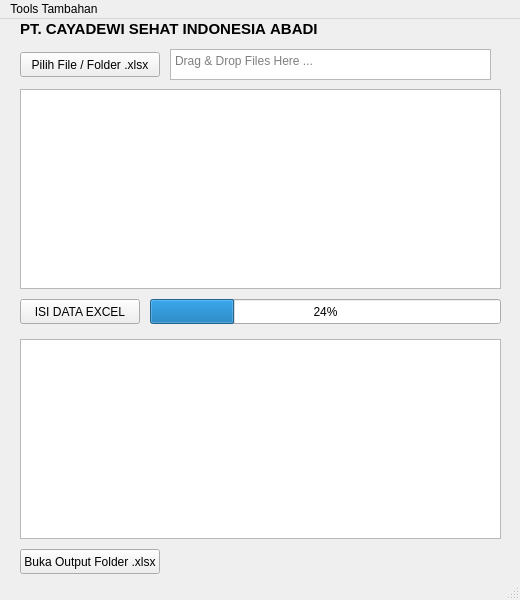
Before: the Qt Designer form UI/ui_main_app.ui in NubiOmega/Saving-Your-Quality-Time, drawn with Qt 5.
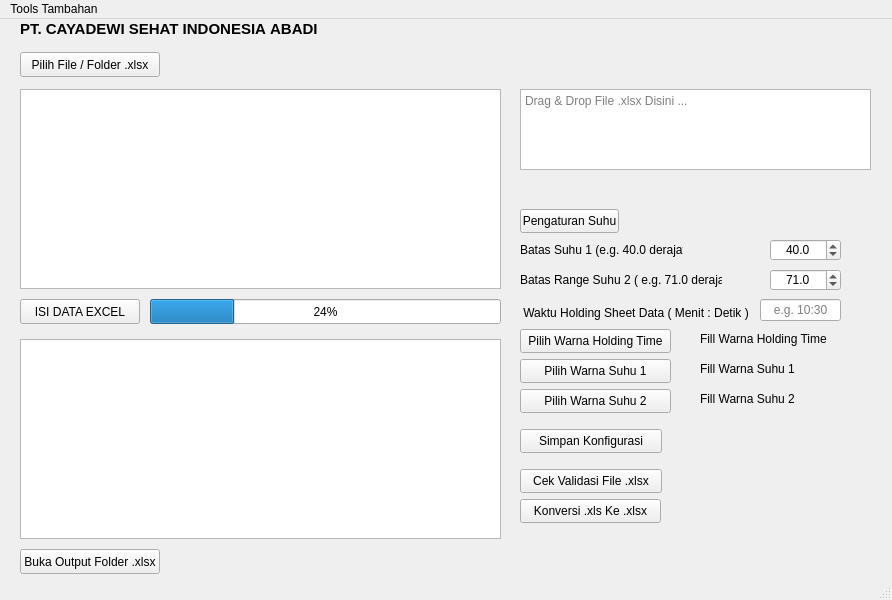
After: the same form once the commit is applied.

Commit message: Custom Config pengaturan_app Fill Color Menyimpan Warna dalam Format Hex: Pada simpan_pengaturan_conf, warna FillHoldingTime_label diambil dalam format hexadecimal dan disimpan dalam file konfigurasi. Baca Warna dari Konfigurasi: Pada baca_pengaturan_conf, warna FillHoldingTime dibaca dari file konfigurasi dalam format hexadecimal dan diterapkan ke FillHoldingTime_label. Memilih Warna: Fungsi pilih_warna_holding_time menggunakan QColorDialog untuk memilih warna dan mengatur warna yang dipilih ke FillHoldingTime_label

```diff
--- a/UI/ui_main_app.ui
+++ b/UI/ui_main_app.ui
@@ -6,28 +6,10 @@
    <rect>
     <x>0</x>
     <y>0</y>
-    <width>520</width>
+    <width>892</width>
     <height>600</height>
    </rect>
   </property>
-  <property name="sizePolicy">
-   <sizepolicy hsizetype="Fixed" vsizetype="Fixed">
-    <horstretch>0</horstretch>
-    <verstretch>0</verstretch>
-   </sizepolicy>
-  </property>
-  <property name="minimumSize">
-   <size>
-    <width>520</width>
-    <height>600</height>
-   </size>
-  </property>
-  <property name="maximumSize">
-   <size>
-    <width>520</width>
-    <height>600</height>
-   </size>
-  </property>
   <property name="windowTitle">
    <string>Saving Your Quality Time</string>
   </property>
@@ -126,14 +108,237 @@
    <widget class="QTextEdit" name="textEditDragDropFiles">
     <property name="geometry">
      <rect>
-      <x>170</x>
-      <y>30</y>
-      <width>321</width>
-      <height>31</height>
+      <x>520</x>
+      <y>70</y>
+      <width>351</width>
+      <height>81</height>
      </rect>
     </property>
     <property name="placeholderText">
-     <string>Drag &amp; Drop Files Here ...</string>
+     <string>Drag &amp; Drop File .xlsx Disini ...</string>
+    </property>
+   </widget>
+   <widget class="QPushButton" name="cekValidasiFile_btn">
+    <property name="geometry">
+     <rect>
+      <x>520</x>
+      <y>450</y>
+      <width>142</width>
+      <height>24</height>
+     </rect>
+    </property>
+    <property name="text">
+     <string>Cek Validasi File .xlsx</string>
+    </property>
+   </widget>
+   <widget class="QPushButton" name="konversiXLStoXLSX_btn">
+    <property name="geometry">
+     <rect>
+      <x>520</x>
+      <y>480</y>
+      <width>141</width>
+      <height>24</height>
+     </rect>
+    </property>
+    <property name="text">
+     <string>Konversi .xls Ke .xlsx</string>
+    </property>
+   </widget>
+   <widget class="QPushButton" name="simpanPengaturan_btn">
+    <property name="geometry">
+     <rect>
+      <x>520</x>
+      <y>410</y>
+      <width>142</width>
+      <height>24</height>
+     </rect>
+    </property>
+    <property name="text">
+     <string>Simpan Konfigurasi</string>
+    </property>
+   </widget>
+   <widget class="QPushButton" name="pengaturan_btn">
+    <property name="geometry">
+     <rect>
+      <x>520</x>
+      <y>190</y>
+      <width>99</width>
+      <height>24</height>
+     </rect>
+    </property>
+    <property name="text">
+     <string>Pengaturan Suhu</string>
+    </property>
+   </widget>
+   <widget class="QLabel" name="batasSuhu1Label">
+    <property name="geometry">
+     <rect>
+      <x>520</x>
+      <y>220</y>
+      <width>163</width>
+      <height>22</height>
+     </rect>
+    </property>
+    <property name="text">
+     <string>Batas Suhu 1 (e.g. 40.0 derajat )</string>
+    </property>
+   </widget>
+   <widget class="QDoubleSpinBox" name="batasSuhu1DoubleSpinBox">
+    <property name="geometry">
+     <rect>
+      <x>770</x>
+      <y>220</y>
+      <width>71</width>
+      <height>22</height>
+     </rect>
+    </property>
+    <property name="alignment">
+     <set>Qt::AlignCenter</set>
+    </property>
+    <property name="decimals">
+     <number>1</number>
+    </property>
+    <property name="value">
+     <double>40.000000000000000</double>
+    </property>
+   </widget>
+   <widget class="QLabel" name="batasRangeSuhu2EG710DerajatLabel">
+    <property name="geometry">
+     <rect>
+      <x>520</x>
+      <y>250</y>
+      <width>202</width>
+      <height>22</height>
+     </rect>
+    </property>
+    <property name="text">
+     <string>Batas Range Suhu 2 ( e.g. 71.0 derajat )</string>
+    </property>
+   </widget>
+   <widget class="QDoubleSpinBox" name="batasRangeSuhu2EG710DerajatDoubleSpinBox">
+    <property name="geometry">
+     <rect>
+      <x>770</x>
+      <y>250</y>
+      <width>71</width>
+      <height>22</height>
+     </rect>
+    </property>
+    <property name="alignment">
+     <set>Qt::AlignCenter</set>
+    </property>
+    <property name="decimals">
+     <number>1</number>
+    </property>
+    <property name="value">
+     <double>71.000000000000000</double>
+    </property>
+   </widget>
+   <widget class="QLabel" name="WaktuHoldingLabel">
+    <property name="geometry">
+     <rect>
+      <x>520</x>
+      <y>280</y>
+      <width>231</width>
+      <height>28</height>
+     </rect>
+    </property>
+    <property name="text">
+     <string> Waktu Holding Sheet Data ( Menit : Detik )</string>
+    </property>
+   </widget>
+   <widget class="QLineEdit" name="lineEdit">
+    <property name="geometry">
+     <rect>
+      <x>760</x>
+      <y>280</y>
+      <width>81</width>
+      <height>22</height>
+     </rect>
+    </property>
+    <property name="alignment">
+     <set>Qt::AlignCenter</set>
+    </property>
+    <property name="placeholderText">
+     <string>e.g. 10:30</string>
+    </property>
+   </widget>
+   <widget class="QPushButton" name="pilihWarnaHoldingTime_btn">
+    <property name="geometry">
+     <rect>
+      <x>520</x>
+      <y>310</y>
+      <width>151</width>
+      <height>24</height>
+     </rect>
+    </property>
+    <property name="text">
+     <string>Pilih Warna Holding Time</string>
+    </property>
+   </widget>
+   <widget class="QPushButton" name="pilihWarnaSuhu1_btn">
+    <property name="geometry">
+     <rect>
+      <x>520</x>
+      <y>340</y>
+      <width>151</width>
+      <height>24</height>
+     </rect>
+    </property>
+    <property name="text">
+     <string>Pilih Warna Suhu 1</string>
+    </property>
+   </widget>
+   <widget class="QPushButton" name="pilihWarnaSuhu2_btn">
+    <property name="geometry">
+     <rect>
+      <x>520</x>
+      <y>370</y>
+      <width>151</width>
+      <height>24</height>
+     </rect>
+    </property>
+    <property name="text">
+     <string>Pilih Warna Suhu 2</string>
+    </property>
+   </widget>
+   <widget class="QLabel" name="fillWarnaHoldingTime_label">
+    <property name="geometry">
+     <rect>
+      <x>700</x>
+      <y>310</y>
+      <width>141</width>
+      <height>20</height>
+     </rect>
+    </property>
+    <property name="text">
+     <string>Fill Warna Holding Time</string>
+    </property>
+   </widget>
+   <widget class="QLabel" name="fillWarnaSuhu1_label">
+    <property name="geometry">
+     <rect>
+      <x>700</x>
+      <y>340</y>
+      <width>141</width>
+      <height>20</height>
+     </rect>
+    </property>
+    <property name="text">
+     <string>Fill Warna Suhu 1</string>
+    </property>
+   </widget>
+   <widget class="QLabel" name="fillWarnaSuhu2_label">
+    <property name="geometry">
+     <rect>
+      <x>700</x>
+      <y>370</y>
+      <width>141</width>
+      <height>20</height>
+     </rect>
+    </property>
+    <property name="text">
+     <string>Fill Warna Suhu 2</string>
     </property>
    </widget>
   </widget>
@@ -142,7 +347,7 @@
     <rect>
      <x>0</x>
      <y>0</y>
-     <width>520</width>
+     <width>892</width>
      <height>22</height>
     </rect>
    </property>
```
The commit also changes 5 other files.
